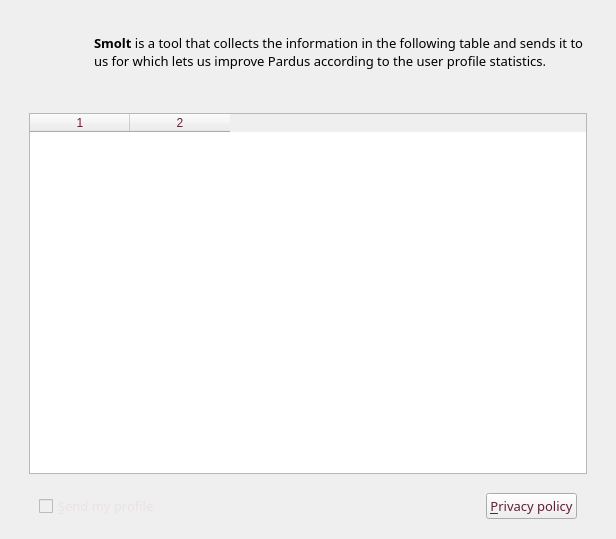
pars-linux/uludag, file kde/kaptan/ui/ui_scrSmolt.ui: the form before one commit.
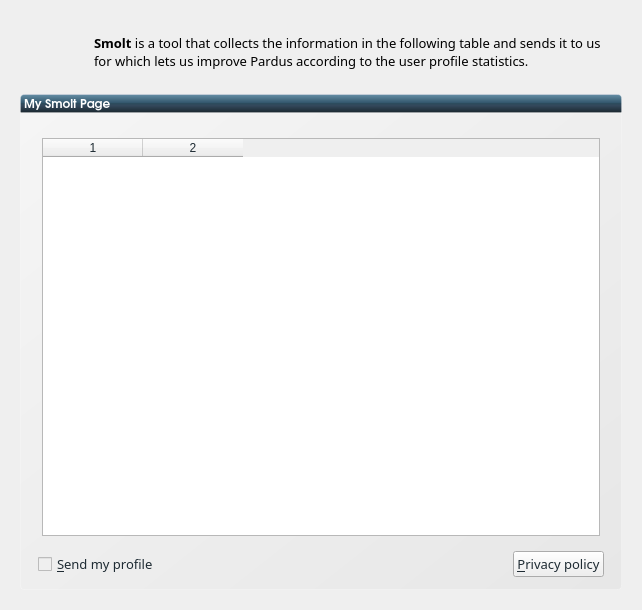
The form after the commit. Icons and pictures are not drawn.

```diff
--- a/kde/kaptan/ui/ui_scrSmolt.ui
+++ b/kde/kaptan/ui/ui_scrSmolt.ui
@@ -6,8 +6,8 @@
    <rect>
     <x>0</x>
     <y>0</y>
-    <width>616</width>
-    <height>539</height>
+    <width>642</width>
+    <height>610</height>
    </rect>
   </property>
   <property name="windowTitle">
@@ -73,23 +73,140 @@
      </property>
     </widget>
    </item>
-   <item row="1" column="0">
-    <spacer name="verticalSpacer_6">
-     <property name="orientation">
-      <enum>Qt::Vertical</enum>
-     </property>
-     <property name="sizeType">
-      <enum>QSizePolicy::Fixed</enum>
-     </property>
-     <property name="sizeHint" stdset="0">
-      <size>
-       <width>20</width>
-       <height>20</height>
-      </size>
-     </property>
-    </spacer>
-   </item>
    <item row="2" column="0" colspan="2">
+    <widget class="QLabel" name="label_2">
+     <property name="font">
+      <font>
+       <family>URW Gothic L</family>
+       <pointsize>9</pointsize>
+       <weight>75</weight>
+       <bold>true</bold>
+       <underline>false</underline>
+      </font>
+     </property>
+     <property name="styleSheet">
+      <string notr="true">background-color: qlineargradient(spread:pad, x1:0.5, y1:1, x2:0.5, y2:0, stop:0 rgba(26, 38, 45, 255), stop:0.398093 rgba(51, 72, 91, 255), stop:0.521739 rgba(45, 76, 94, 255), stop:0.531585 rgba(49, 84, 106, 255), stop:0.983696 rgba(99, 141, 164, 255), stop:1 rgba(120, 146, 172, 255));
+/*background-color: qlineargradient(spread:pad, x1:1, y1:1, x2:0, y2:0, stop:0 rgba(219, 219, 219, 100), stop:1 rgba(255, 255, 255, 100));*/
+border: 1px solid rgba(255,255,255,50);
+color:white;
+border-top-left-radius: 4px;
+border-top-right-radius: 4px;</string>
+     </property>
+     <property name="text">
+      <string>My Smolt Page</string>
+     </property>
+     <property name="margin">
+      <number>5</number>
+     </property>
+    </widget>
+   </item>
+   <item row="3" column="0" colspan="2">
+    <widget class="QGroupBox" name="smoltGroupBox">
+     <property name="font">
+      <font>
+       <family>Sans Serif</family>
+       <pointsize>11</pointsize>
+       <weight>75</weight>
+       <bold>true</bold>
+       <underline>false</underline>
+       <strikeout>false</strikeout>
+      </font>
+     </property>
+     <property name="styleSheet">
+      <string notr="true">#smoltGroupBox{
+background-color: qlineargradient(spread:pad, x1:1, y1:1, x2:0, y2:0, stop:0 rgba(219, 219, 219, 100), stop:1 rgba(255, 255, 255, 100));
+border: 1px solid rgba(255,255,255,50);
+border-bottom-left-radius: 4px;
+border-bottom-right-radius: 4px;
+}</string>
+     </property>
+     <property name="title">
+      <string/>
+     </property>
+     <property name="alignment">
+      <set>Qt::AlignLeading|Qt::AlignLeft|Qt::AlignTop</set>
+     </property>
+     <property name="flat">
+      <bool>true</bool>
+     </property>
+     <property name="checkable">
+      <bool>false</bool>
+     </property>
+     <layout class="QGridLayout" name="gridLayout_6">
+      <property name="margin">
+       <number>10</number>
+      </property>
+      <item row="1" column="0">
+       <layout class="QGridLayout" name="gridLayout">
+        <property name="leftMargin">
+         <number>5</number>
+        </property>
+        <property name="rightMargin">
+         <number>5</number>
+        </property>
+        <item row="1" column="0">
+         <widget class="QCheckBox" name="checkBox">
+          <property name="enabled">
+           <bool>false</bool>
+          </property>
+          <property name="sizePolicy">
+           <sizepolicy hsizetype="Minimum" vsizetype="Fixed">
+            <horstretch>0</horstretch>
+            <verstretch>0</verstretch>
+           </sizepolicy>
+          </property>
+          <property name="font">
+           <font>
+            <family>Sans Serif</family>
+            <pointsize>10</pointsize>
+           </font>
+          </property>
+          <property name="styleSheet">
+           <string notr="true">color: rgb(30, 43, 51)</string>
+          </property>
+          <property name="text">
+           <string>&amp;Send my profile</string>
+          </property>
+         </widget>
+        </item>
+        <item row="1" column="1">
+         <spacer name="horizontalSpacer">
+          <property name="orientation">
+           <enum>Qt::Horizontal</enum>
+          </property>
+          <property name="sizeHint" stdset="0">
+           <size>
+            <width>40</width>
+            <height>20</height>
+           </size>
+          </property>
+         </spacer>
+        </item>
+        <item row="1" column="2">
+         <widget class="QPushButton" name="privacyButton">
+          <property name="sizePolicy">
+           <sizepolicy hsizetype="Minimum" vsizetype="Fixed">
+            <horstretch>0</horstretch>
+            <verstretch>0</verstretch>
+           </sizepolicy>
+          </property>
+          <property name="font">
+           <font>
+            <family>Sans Serif</family>
+            <pointsize>10</pointsize>
+           </font>
+          </property>
+          <property name="styleSheet">
+           <string notr="true">color: rgb(30, 43, 51)</string>
+          </property>
+          <property name="text">
+           <string>&amp;Privacy policy</string>
+          </property>
+         </widget>
+        </item>
+       </layout>
+      </item>
+      <item row="0" column="0">
     <widget class="QStackedWidget" name="stackedWidget">
      <property name="styleSheet">
       <string notr="true"/>
@@ -108,7 +225,7 @@
           </size>
          </property>
          <property name="styleSheet">
-          <string>color: rgb(95, 34, 52);</string>
+             <string notr="true">color: rgb(30, 43, 51)</string>
          </property>
          <property name="columnCount">
           <number>2</number>
@@ -145,9 +262,10 @@
      </widget>
     </widget>
    </item>
-   <item row="3" column="0" colspan="2">
-    <layout class="QGridLayout" name="gridLayout">
-     <item row="0" column="1" colspan="3">
+     </layout>
+    </widget>
+   </item>
+   <item row="1" column="1">
       <spacer name="verticalSpacer">
        <property name="orientation">
         <enum>Qt::Vertical</enum>
@@ -162,94 +280,6 @@
         </size>
        </property>
       </spacer>
-     </item>
-     <item row="1" column="1">
-      <widget class="QCheckBox" name="checkBox">
-       <property name="enabled">
-        <bool>false</bool>
-       </property>
-       <property name="sizePolicy">
-        <sizepolicy hsizetype="Minimum" vsizetype="Fixed">
-         <horstretch>0</horstretch>
-         <verstretch>0</verstretch>
-        </sizepolicy>
-       </property>
-       <property name="font">
-        <font>
-         <family>Sans Serif</family>
-         <pointsize>10</pointsize>
-        </font>
-       </property>
-       <property name="styleSheet">
-        <string>color: rgb(234, 225, 228);</string>
-       </property>
-       <property name="text">
-        <string>&amp;Send my profile</string>
-       </property>
-      </widget>
-     </item>
-     <item row="1" column="2">
-      <spacer name="horizontalSpacer">
-       <property name="orientation">
-        <enum>Qt::Horizontal</enum>
-       </property>
-       <property name="sizeHint" stdset="0">
-        <size>
-         <width>40</width>
-         <height>20</height>
-        </size>
-       </property>
-      </spacer>
-     </item>
-     <item row="1" column="3">
-      <widget class="QPushButton" name="privacyButton">
-       <property name="sizePolicy">
-        <sizepolicy hsizetype="Minimum" vsizetype="Fixed">
-         <horstretch>0</horstretch>
-         <verstretch>0</verstretch>
-        </sizepolicy>
-       </property>
-       <property name="font">
-        <font>
-         <family>Sans Serif</family>
-         <pointsize>10</pointsize>
-        </font>
-       </property>
-       <property name="styleSheet">
-        <string>color:rgb(95, 34, 52)</string>
-       </property>
-       <property name="text">
-        <string>&amp;Privacy policy</string>
-       </property>
-      </widget>
-     </item>
-     <item row="1" column="0">
-      <spacer name="horizontalSpacer_4">
-       <property name="orientation">
-        <enum>Qt::Horizontal</enum>
-       </property>
-       <property name="sizeHint" stdset="0">
-        <size>
-         <width>40</width>
-         <height>20</height>
-        </size>
-       </property>
-      </spacer>
-     </item>
-     <item row="1" column="4">
-      <spacer name="horizontalSpacer_5">
-       <property name="orientation">
-        <enum>Qt::Horizontal</enum>
-       </property>
-       <property name="sizeHint" stdset="0">
-        <size>
-         <width>40</width>
-         <height>20</height>
-        </size>
-       </property>
-      </spacer>
-     </item>
-    </layout>
    </item>
   </layout>
  </widget>
```
Left out of the diff: 2 changed lines with no effect on the pictures. Lines whose indentation alone changed are shown as unchanged.
